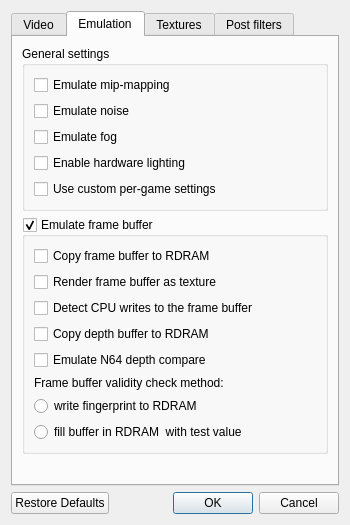
First picture: the form in jni/mupen64plus-video-gliden64/src/GLideNUI/configDialog.ui, repository mupen64plus-ae/mupen64plus-ae, before the edit.
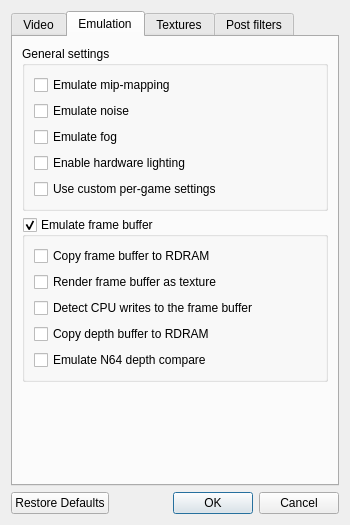
Second picture: the form after the edit. The open tabs and pages were chosen to show the change. Icons and pictures are not drawn.

The edit to the form file:
```diff
--- a/jni/mupen64plus-video-gliden64/src/GLideNUI/configDialog.ui
+++ b/jni/mupen64plus-video-gliden64/src/GLideNUI/configDialog.ui
@@ -680,46 +680,6 @@
             </property>
            </widget>
           </item>
-          <item>
-           <layout class="QVBoxLayout" name="verticalLayout_9">
-            <item>
-             <widget class="QLabel" name="label_24">
-              <property name="toolTip">
-               <string>&lt;html&gt;&lt;head/&gt;&lt;body&gt;&lt;p&gt;&lt;span style=&quot; font-weight:600;&quot;&gt;Frame buffer validity check:&lt;/span&gt;&lt;/p&gt;&lt;p&gt;For hardware, frame buffer emulation it is essential to know that hardware frame buffer is still valid and can be used as texture. Frame buffer validity means that corresponded area in RDRAM is still used for that buffer. Plugin checks RDRAM context for changes before use of hardware buffer. There are two methods to check RDRAM context:&lt;/p&gt;&lt;p&gt;1. Write fingerprint to RDRAM. The plugin writes smal portion of data (fingerprint) to buffer area in RDRAM. It helps plugin to detect changes in RDRAM context. Small portion of modifications makes possibility of game crash very low.&lt;/p&gt;&lt;p&gt;2. Fill RDRAM. Plugin fills RDRAM area for allocated frame buffer with some test value. Frame buffer is valid until all pixels inside the area match that value. it is recommended method for Legend of Zelda.&lt;br/&gt;Warning: This method may cause emulator's crash if actual frame buffer bounds are less than the ones detected by the plugin.&lt;/p&gt;&lt;p&gt;[Recommended: Write fingerprint to RDRAM]&lt;/p&gt;&lt;/body&gt;&lt;/html&gt;</string>
-              </property>
-              <property name="text">
-               <string>Frame buffer validity check method:</string>
-              </property>
-             </widget>
-            </item>
-            <item>
-             <widget class="QRadioButton" name="validityMethodFingerprintRadioButton">
-              <property name="toolTip">
-               <string>&lt;html&gt;&lt;head/&gt;&lt;body&gt;&lt;p&gt;&lt;span style=&quot; font-weight:600;&quot;&gt;Frame buffer validity check:&lt;/span&gt;&lt;/p&gt;&lt;p&gt;For hardware, frame buffer emulation it is essential to know that hardware frame buffer is still valid and can be used as texture. Frame buffer validity means that corresponded area in RDRAM is still used for that buffer. Plugin checks RDRAM context for changes before use of hardware buffer. There are two methods to check RDRAM context:&lt;/p&gt;&lt;p&gt;1. Write fingerprint to RDRAM. The plugin writes smal portion of data (fingerprint) to buffer area in RDRAM. It helps plugin to detect changes in RDRAM context. Small portion of modifications makes possibility of game crash very low.&lt;/p&gt;&lt;p&gt;2. Fill RDRAM. Plugin fills RDRAM area for allocated frame buffer with some test value. Frame buffer is valid until all pixels inside the area match that value. it is recommended method for Legend of Zelda.&lt;br/&gt;Warning: This method may cause emulator's crash if actual frame buffer bounds are less than the ones detected by the plugin.&lt;/p&gt;&lt;p&gt;[Recommended: Write fingerprint to RDRAM]&lt;/p&gt;&lt;/body&gt;&lt;/html&gt;</string>
-              </property>
-              <property name="text">
-               <string>write fingerprint to RDRAM</string>
-              </property>
-              <attribute name="buttonGroup">
-               <string notr="true">validityCheckbuttonGroup</string>
-              </attribute>
-             </widget>
-            </item>
-            <item>
-             <widget class="QRadioButton" name="validityMethodFillRadioButton">
-              <property name="toolTip">
-               <string>&lt;html&gt;&lt;head/&gt;&lt;body&gt;&lt;p&gt;&lt;span style=&quot; font-weight:600;&quot;&gt;Frame buffer validity check:&lt;/span&gt;&lt;/p&gt;&lt;p&gt;For hardware, frame buffer emulation it is essential to know that hardware frame buffer is still valid and can be used as texture. Frame buffer validity means that corresponded area in RDRAM is still used for that buffer. Plugin checks RDRAM context for changes before use of hardware buffer. There are two methods to check RDRAM context:&lt;/p&gt;&lt;p&gt;1. Write fingerprint to RDRAM. The plugin writes smal portion of data (fingerprint) to buffer area in RDRAM. It helps plugin to detect changes in RDRAM context. Small portion of modifications makes possibility of game crash very low.&lt;/p&gt;&lt;p&gt;2. Fill RDRAM. Plugin fills RDRAM area for allocated frame buffer with some test value. Frame buffer is valid until all pixels inside the area match that value. it is recommended method for Legend of Zelda.&lt;br/&gt;Warning: This method may cause emulator's crash if actual frame buffer bounds are less than the ones detected by the plugin.&lt;/p&gt;&lt;p&gt;[Recommended: Write fingerprint to RDRAM]&lt;/p&gt;&lt;/body&gt;&lt;/html&gt;</string>
-              </property>
-              <property name="text">
-               <string>fill buffer in RDRAM  with test value</string>
-              </property>
-              <attribute name="buttonGroup">
-               <string notr="true">validityCheckbuttonGroup</string>
-              </attribute>
-             </widget>
-            </item>
-           </layout>
-          </item>
          </layout>
         </widget>
        </item>
```
Left out of the diff: 9 changed lines with no effect on the pictures.
